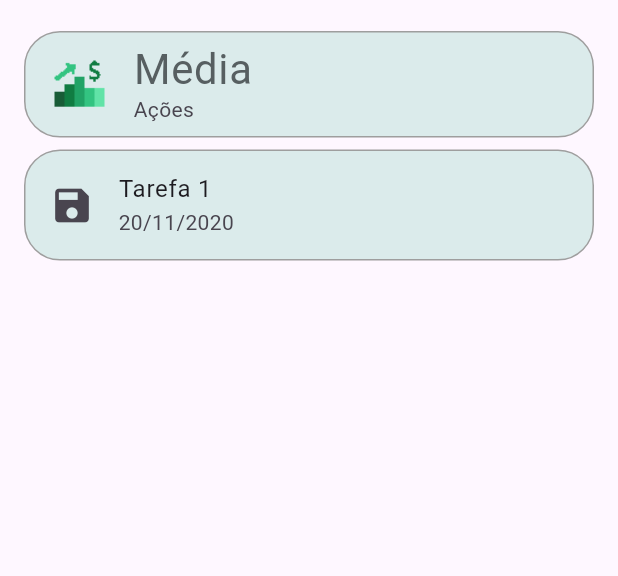
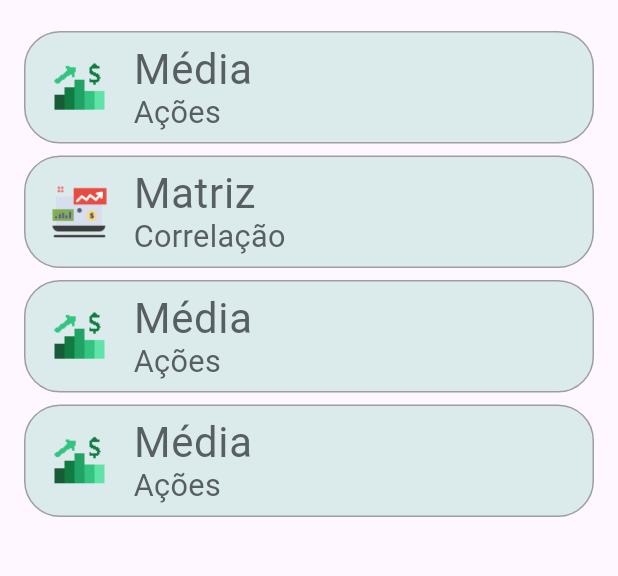
Before and after one commit to ferreiranerdnew/estudos_and__exe_flutter, a Flutter app: the screen it shows after launch, on a phone screen of 412 x 824 dp, the part 77-653 px from its top. Run offline on Flutter 3.47's test engine with Material 3 defaults, Android fonts, the phone set to English and light mode, and no system bars; our stand-ins replace flutter_slidable, google_fonts, shared_preferences, syncfusion_flutter_charts; Roboto replaces fonts that are missing (Irish Grover).

Commit message:
Autocommit a cada 15 minutos

```diff
--- a/analise_acoes/lib/pages/fmprincipal.dart
+++ b/analise_acoes/lib/pages/fmprincipal.dart
@@ -57,7 +57,16 @@ class Scene extends StatelessWidget {
                               color: myTextColor,
                             ),
                           ),
-                          subtitle: Text('Ações'),
+                          subtitle: Text(
+                            'Ações',
+                            style: SafeGoogleFont(
+                              'Irish Grover',
+                              fontSize: 22 * ffem,
+                              fontWeight: FontWeight.w400,
+                              height: 1.21 * ffem / fem,
+                              color: myTextColor,
+                            ),
+                          ),
                           leading: Image.asset(
                             'assets/page-1/images/icons8investimento-1.png',
                             width: 40, // Largura do ícone
@@ -80,17 +89,123 @@ class Scene extends StatelessWidget {
                               24.0), // Raio do canto da borda
                         ),
                         child: ListTile(
-                          title: Text('Tarefa 1'),
-                          subtitle: Text('20/11/2020'),
-                          leading: Icon(
-                            Icons.save,
-                            size: 30,
+                          title: Text(
+                            'Matriz',
+                            style: SafeGoogleFont(
+                              'Irish Grover',
+                              fontSize: 30 * ffem,
+                              fontWeight: FontWeight.w400,
+                              height: 1.21 * ffem / fem,
+                              color: myTextColor,
+                            ),
+                          ),
+                          subtitle: Text(
+                            'Correlação',
+                            style: SafeGoogleFont(
+                              'Irish Grover',
+                              fontSize: 22 * ffem,
+                              fontWeight: FontWeight.w400,
+                              height: 1.21 * ffem / fem,
+                              color: myTextColor,
+                            ),
+                          ),
+                          leading: Image.asset(
+                            'assets/page-1/images/icons8investcorrelacao-1.png',
+                            width: 40, // Largura do ícone
+                            height: 40, // Altura do ícone
                           ),
                           onTap: () {
                             print('Tarefa 1');
                           },
                         ),
                       ),
+                      // BUG
+                      SizedBox(height: 8), // Espaço entre os itens da lista
+                      Container(
+                        decoration: BoxDecoration(
+                          color: Color(0xffdbebeb), // Cor de fundo do Container
+                          border: Border.all(
+                            color: Colors.grey, // Cor da borda
+                            width: 1.0, // Largura da borda
+                          ),
+                          borderRadius: BorderRadius.circular(
+                              24.0), // Raio do canto da borda
+                        ),
+                        child: ListTile(
+                          title: Text(
+                            'Média',
+                            style: SafeGoogleFont(
+                              'Irish Grover',
+                              fontSize: 30 * ffem,
+                              fontWeight: FontWeight.w400,
+                              height: 1.21 * ffem / fem,
+                              color: myTextColor,
+                            ),
+                          ),
+                          subtitle: Text(
+                            'Ações',
+                            style: SafeGoogleFont(
+                              'Irish Grover',
+                              fontSize: 22 * ffem,
+                              fontWeight: FontWeight.w400,
+                              height: 1.21 * ffem / fem,
+                              color: myTextColor,
+                            ),
+                          ),
+                          leading: Image.asset(
+                            'assets/page-1/images/icons8investimento-1.png',
+                            width: 40, // Largura do ícone
+                            height: 40, // Altura do ícone
+                          ),
+                          onTap: () {
+                            print('Tarefa 1');
+                          },
+                        ),
+                      ),
+                      // BUG
+                      SizedBox(height: 8), // Espaço entre os itens da lista
+                      Container(
+                        decoration: BoxDecoration(
+                          color: Color(0xffdbebeb), // Cor de fundo do Container
+                          border: Border.all(
+                            color: Colors.grey, // Cor da borda
+                            width: 1.0, // Largura da borda
+                          ),
+                          borderRadius: BorderRadius.circular(
+                              24.0), // Raio do canto da borda
+                        ),
+                        child: ListTile(
+                          title: Text(
+                            'Média',
+                            style: SafeGoogleFont(
+                              'Irish Grover',
+                              fontSize: 30 * ffem,
+                              fontWeight: FontWeight.w400,
+                              height: 1.21 * ffem / fem,
+                              color: myTextColor,
+                            ),
+                          ),
+                          subtitle: Text(
+                            'Ações',
+                            style: SafeGoogleFont(
+                              'Irish Grover',
+                              fontSize: 22 * ffem,
+                              fontWeight: FontWeight.w400,
+                              height: 1.21 * ffem / fem,
+                              color: myTextColor,
+                            ),
+                          ),
+                          leading: Image.asset(
+                            'assets/page-1/images/icons8investimento-1.png',
+                            width: 40, // Largura do ícone
+                            height: 40, // Altura do ícone
+                          ),
+                          onTap: () {
+                            print('Tarefa 1');
+                          },
+                        ),
+                      ),
+                      // BUG
                     ],
                   ),
                 ),
--- a/analise_acoes/pubspec.yaml
+++ b/analise_acoes/pubspec.yaml
@@ -74,6 +74,9 @@ flutter:
     - assets/page-1/images/analytics_graph_bar_icon.png
     - assets/page-1/images/iconhomeazul-1.png
     - assets/page-1/images/icons8investimento-1.png
+    - assets/page-1/images/icons8carteira64-1.png
+    - assets/page-1/images/bolaprecofuturoprevisao-1.png
+    - assets/page-1/images/icons8investcorrelacao-1.png
 
   # To add assets to your application, add an assets section, like this:
   # assets:
```
Also changed, not shown: analise_acoes/assets/page-1/images/bolaprecofuturoprevisao-1.png (added), analise_acoes/assets/page-1/images/icons8carteira64-1.png (added), analise_acoes/assets/page-1/images/icons8investcorrelacao-1.png (added).
